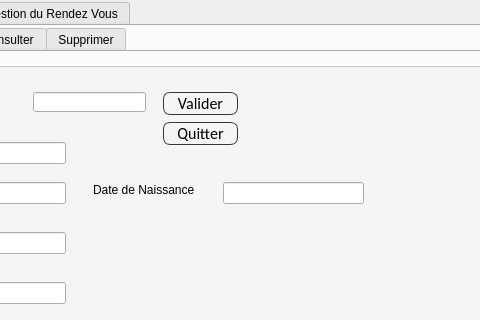
WalidMaalej06/E-Health, file patient_rdv.ui: the form before one commit; both pictures show x 161 to 641 and y 0 to 320 of the 1325 by 602 pixel window.
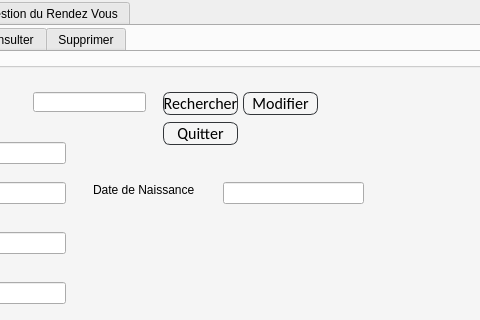
The form after the commit. The open tabs and pages were chosen to show the change.

Patch:
```diff
--- a/patient_rdv.ui
+++ b/patient_rdv.ui
@@ -575,7 +575,7 @@
 }</string>
          </property>
          <property name="text">
-          <string>Valider</string>
+          <string>Rechercher</string>
          </property>
         </widget>
         <widget class="QPushButton" name="pushButton_8">
@@ -603,6 +603,46 @@
 QPushButton:hover
 {
 	background-color: #00000000;
+	border-color: rgb(255, 0, 0);
+	/*color:rgb(30, 227, 0);*/
+}
+
+QPushButton:focus
+{
+	background-color:  rgbrgb(255, 0, 0);
+	border-color: rgbargb(255, 0, 0);
+	color:rgb(255, 255, 255);
+}</string>
+         </property>
+         <property name="text">
+          <string>Quitter</string>
+         </property>
+        </widget>
+        <widget class="QPushButton" name="modifierpat_2">
+         <property name="geometry">
+          <rect>
+           <x>400</x>
+           <y>30</y>
+           <width>75</width>
+           <height>23</height>
+          </rect>
+         </property>
+         <property name="styleSheet">
+          <string notr="true">QPushButton
+{
+	background: transparent;
+	border-style:solid;
+	border-radius:7px;
+	border-width:1px;
+border-color: rgb(50, 53, 57);
+	color:rgb(0,0,0);
+	font-size:16px;
+font-family:Calibri;
+}
+
+QPushButton:hover
+{
+	background-color: #00000000;
 	border-color: rgb(30, 227, 0);
 	/*color:rgb(30, 227, 0);*/
 }
@@ -615,7 +655,7 @@
 }</string>
          </property>
          <property name="text">
-          <string>Quitter</string>
+          <string>Modifier</string>
          </property>
         </widget>
        </widget>
```
Left out of the diff: 63 changed lines with no effect on the pictures.
